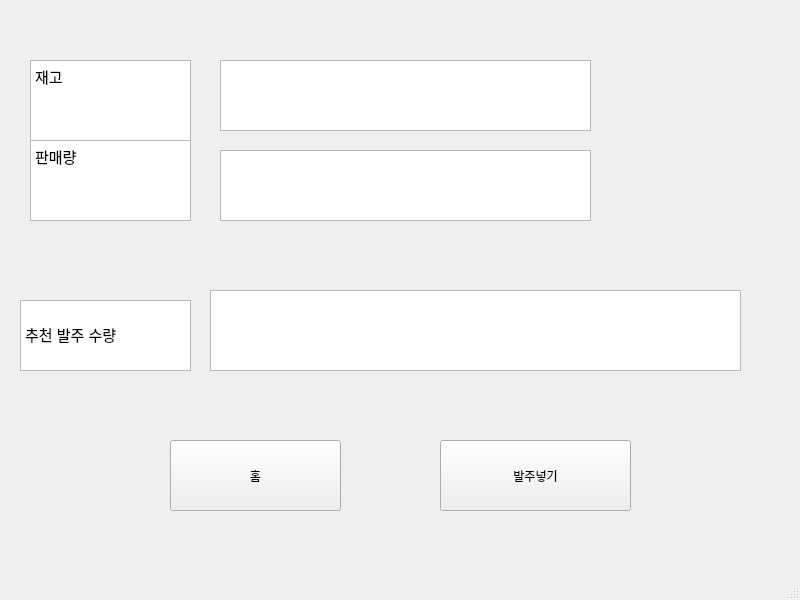
Above: projectcpy/ui/manager.ui from pJunghan/RobotArm before the change. Below: the same form after it.
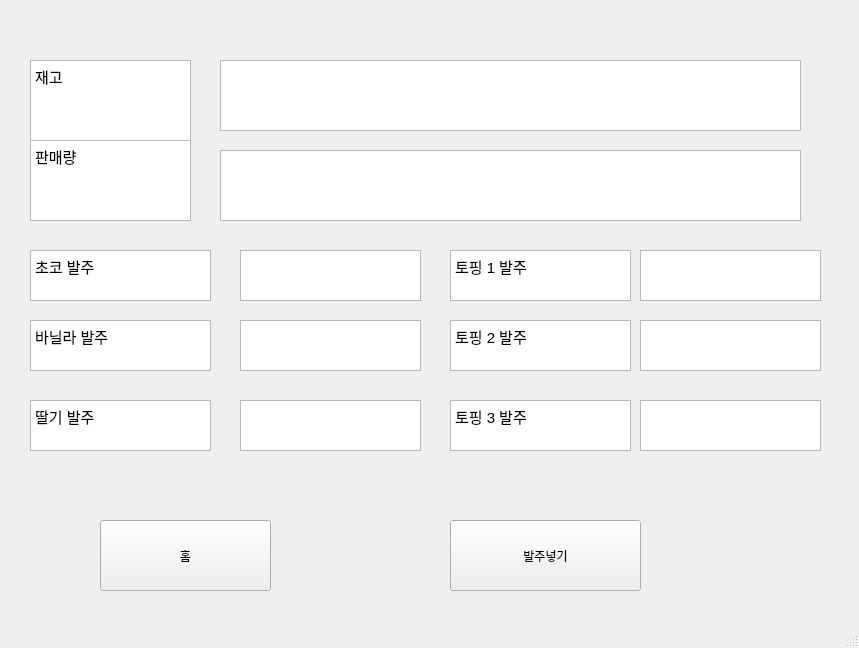
That is the form after the change.

```diff
--- a/projectcpy/ui/manager.ui
+++ b/projectcpy/ui/manager.ui
@@ -6,8 +6,8 @@
    <rect>
     <x>0</x>
     <y>0</y>
-    <width>800</width>
-    <height>600</height>
+    <width>859</width>
+    <height>648</height>
    </rect>
   </property>
   <property name="windowTitle">
@@ -19,7 +19,7 @@
      <rect>
       <x>220</x>
       <y>60</y>
-      <width>371</width>
+      <width>581</width>
       <height>71</height>
      </rect>
     </property>
@@ -29,21 +29,11 @@
      <rect>
       <x>220</x>
       <y>150</y>
-      <width>371</width>
+      <width>581</width>
       <height>71</height>
      </rect>
     </property>
    </widget>
-   <widget class="QTextBrowser" name="textBrowser_3">
-    <property name="geometry">
-     <rect>
-      <x>210</x>
-      <y>290</y>
-      <width>531</width>
-      <height>81</height>
-     </rect>
-    </property>
-   </widget>
    <widget class="QTextBrowser" name="textBrowser_4">
     <property name="geometry">
      <rect>
@@ -79,29 +69,11 @@
 &lt;p style=&quot; margin-top:0px; margin-bottom:0px; margin-left:0px; margin-right:0px; -qt-block-indent:0; text-indent:0px;&quot;&gt;판매량&lt;/p&gt;&lt;/body&gt;&lt;/html&gt;</string>
     </property>
    </widget>
-   <widget class="QTextBrowser" name="textBrowser_6">
-    <property name="geometry">
-     <rect>
-      <x>20</x>
-      <y>300</y>
-      <width>171</width>
-      <height>71</height>
-     </rect>
-    </property>
-    <property name="html">
-     <string>&lt;!DOCTYPE HTML PUBLIC &quot;-//W3C//DTD HTML 4.0//EN&quot; &quot;http://www.w3.org/TR/REC-html40/strict.dtd&quot;&gt;
-&lt;html&gt;&lt;head&gt;&lt;meta name=&quot;qrichtext&quot; content=&quot;1&quot; /&gt;&lt;style type=&quot;text/css&quot;&gt;
-p, li { white-space: pre-wrap; }
-&lt;/style&gt;&lt;/head&gt;&lt;body style=&quot; font-family:'Ubuntu'; font-size:11pt; font-weight:400; font-style:normal;&quot;&gt;
-&lt;p style=&quot;-qt-paragraph-type:empty; margin-top:0px; margin-bottom:0px; margin-left:0px; margin-right:0px; -qt-block-indent:0; text-indent:0px;&quot;&gt;&lt;br /&gt;&lt;/p&gt;
-&lt;p style=&quot; margin-top:0px; margin-bottom:0px; margin-left:0px; margin-right:0px; -qt-block-indent:0; text-indent:0px;&quot;&gt;추천 발주 수량&lt;/p&gt;&lt;/body&gt;&lt;/html&gt;</string>
-    </property>
-   </widget>
    <widget class="QPushButton" name="pushButton">
     <property name="geometry">
      <rect>
-      <x>440</x>
-      <y>440</y>
+      <x>450</x>
+      <y>520</y>
       <width>191</width>
       <height>71</height>
      </rect>
@@ -113,8 +85,8 @@
    <widget class="QPushButton" name="pushButton_2">
     <property name="geometry">
      <rect>
-      <x>170</x>
-      <y>440</y>
+      <x>100</x>
+      <y>520</y>
       <width>171</width>
       <height>71</height>
      </rect>
@@ -123,6 +95,168 @@
      <string>홈</string>
     </property>
    </widget>
+   <widget class="QTextBrowser" name="textBrowser_3">
+    <property name="geometry">
+     <rect>
+      <x>30</x>
+      <y>250</y>
+      <width>181</width>
+      <height>51</height>
+     </rect>
+    </property>
+    <property name="html">
+     <string>&lt;!DOCTYPE HTML PUBLIC &quot;-//W3C//DTD HTML 4.0//EN&quot; &quot;http://www.w3.org/TR/REC-html40/strict.dtd&quot;&gt;
+&lt;html&gt;&lt;head&gt;&lt;meta name=&quot;qrichtext&quot; content=&quot;1&quot; /&gt;&lt;style type=&quot;text/css&quot;&gt;
+p, li { white-space: pre-wrap; }
+&lt;/style&gt;&lt;/head&gt;&lt;body style=&quot; font-family:'Ubuntu'; font-size:11pt; font-weight:400; font-style:normal;&quot;&gt;
+&lt;p style=&quot; margin-top:0px; margin-bottom:0px; margin-left:0px; margin-right:0px; -qt-block-indent:0; text-indent:0px;&quot;&gt;초코 발주&lt;/p&gt;&lt;/body&gt;&lt;/html&gt;</string>
+    </property>
+   </widget>
+   <widget class="QTextBrowser" name="textBrowser_6">
+    <property name="geometry">
+     <rect>
+      <x>30</x>
+      <y>320</y>
+      <width>181</width>
+      <height>51</height>
+     </rect>
+    </property>
+    <property name="html">
+     <string>&lt;!DOCTYPE HTML PUBLIC &quot;-//W3C//DTD HTML 4.0//EN&quot; &quot;http://www.w3.org/TR/REC-html40/strict.dtd&quot;&gt;
+&lt;html&gt;&lt;head&gt;&lt;meta name=&quot;qrichtext&quot; content=&quot;1&quot; /&gt;&lt;style type=&quot;text/css&quot;&gt;
+p, li { white-space: pre-wrap; }
+&lt;/style&gt;&lt;/head&gt;&lt;body style=&quot; font-family:'Ubuntu'; font-size:11pt; font-weight:400; font-style:normal;&quot;&gt;
+&lt;p style=&quot; margin-top:0px; margin-bottom:0px; margin-left:0px; margin-right:0px; -qt-block-indent:0; text-indent:0px;&quot;&gt;바닐라 발주&lt;/p&gt;&lt;/body&gt;&lt;/html&gt;</string>
+    </property>
+   </widget>
+   <widget class="QTextBrowser" name="textBrowser_7">
+    <property name="geometry">
+     <rect>
+      <x>30</x>
+      <y>400</y>
+      <width>181</width>
+      <height>51</height>
+     </rect>
+    </property>
+    <property name="html">
+     <string>&lt;!DOCTYPE HTML PUBLIC &quot;-//W3C//DTD HTML 4.0//EN&quot; &quot;http://www.w3.org/TR/REC-html40/strict.dtd&quot;&gt;
+&lt;html&gt;&lt;head&gt;&lt;meta name=&quot;qrichtext&quot; content=&quot;1&quot; /&gt;&lt;style type=&quot;text/css&quot;&gt;
+p, li { white-space: pre-wrap; }
+&lt;/style&gt;&lt;/head&gt;&lt;body style=&quot; font-family:'Ubuntu'; font-size:11pt; font-weight:400; font-style:normal;&quot;&gt;
+&lt;p style=&quot; margin-top:0px; margin-bottom:0px; margin-left:0px; margin-right:0px; -qt-block-indent:0; text-indent:0px;&quot;&gt;딸기 발주&lt;/p&gt;&lt;/body&gt;&lt;/html&gt;</string>
+    </property>
+   </widget>
+   <widget class="QTextBrowser" name="ChocoOrder">
+    <property name="geometry">
+     <rect>
+      <x>240</x>
+      <y>250</y>
+      <width>181</width>
+      <height>51</height>
+     </rect>
+    </property>
+   </widget>
+   <widget class="QTextBrowser" name="VanilaOrder">
+    <property name="geometry">
+     <rect>
+      <x>240</x>
+      <y>320</y>
+      <width>181</width>
+      <height>51</height>
+     </rect>
+    </property>
+   </widget>
+   <widget class="QTextBrowser" name="StrawberryOrder">
+    <property name="geometry">
+     <rect>
+      <x>240</x>
+      <y>400</y>
+      <width>181</width>
+      <height>51</height>
+     </rect>
+    </property>
+   </widget>
+   <widget class="QTextBrowser" name="textBrowser_11">
+    <property name="geometry">
+     <rect>
+      <x>450</x>
+      <y>250</y>
+      <width>181</width>
+      <height>51</height>
+     </rect>
+    </property>
+    <property name="html">
+     <string>&lt;!DOCTYPE HTML PUBLIC &quot;-//W3C//DTD HTML 4.0//EN&quot; &quot;http://www.w3.org/TR/REC-html40/strict.dtd&quot;&gt;
+&lt;html&gt;&lt;head&gt;&lt;meta name=&quot;qrichtext&quot; content=&quot;1&quot; /&gt;&lt;style type=&quot;text/css&quot;&gt;
+p, li { white-space: pre-wrap; }
+&lt;/style&gt;&lt;/head&gt;&lt;body style=&quot; font-family:'Ubuntu'; font-size:11pt; font-weight:400; font-style:normal;&quot;&gt;
+&lt;p style=&quot; margin-top:0px; margin-bottom:0px; margin-left:0px; margin-right:0px; -qt-block-indent:0; text-indent:0px;&quot;&gt;토핑 1 발주&lt;/p&gt;&lt;/body&gt;&lt;/html&gt;</string>
+    </property>
+   </widget>
+   <widget class="QTextBrowser" name="textBrowser_12">
+    <property name="geometry">
+     <rect>
+      <x>450</x>
+      <y>320</y>
+      <width>181</width>
+      <height>51</height>
+     </rect>
+    </property>
+    <property name="html">
+     <string>&lt;!DOCTYPE HTML PUBLIC &quot;-//W3C//DTD HTML 4.0//EN&quot; &quot;http://www.w3.org/TR/REC-html40/strict.dtd&quot;&gt;
+&lt;html&gt;&lt;head&gt;&lt;meta name=&quot;qrichtext&quot; content=&quot;1&quot; /&gt;&lt;style type=&quot;text/css&quot;&gt;
+p, li { white-space: pre-wrap; }
+&lt;/style&gt;&lt;/head&gt;&lt;body style=&quot; font-family:'Ubuntu'; font-size:11pt; font-weight:400; font-style:normal;&quot;&gt;
+&lt;p style=&quot; margin-top:0px; margin-bottom:0px; margin-left:0px; margin-right:0px; -qt-block-indent:0; text-indent:0px;&quot;&gt;토핑 2 발주&lt;/p&gt;&lt;/body&gt;&lt;/html&gt;</string>
+    </property>
+   </widget>
+   <widget class="QTextBrowser" name="textBrowser_13">
+    <property name="geometry">
+     <rect>
+      <x>450</x>
+      <y>400</y>
+      <width>181</width>
+      <height>51</height>
+     </rect>
+    </property>
+    <property name="html">
+     <string>&lt;!DOCTYPE HTML PUBLIC &quot;-//W3C//DTD HTML 4.0//EN&quot; &quot;http://www.w3.org/TR/REC-html40/strict.dtd&quot;&gt;
+&lt;html&gt;&lt;head&gt;&lt;meta name=&quot;qrichtext&quot; content=&quot;1&quot; /&gt;&lt;style type=&quot;text/css&quot;&gt;
+p, li { white-space: pre-wrap; }
+&lt;/style&gt;&lt;/head&gt;&lt;body style=&quot; font-family:'Ubuntu'; font-size:11pt; font-weight:400; font-style:normal;&quot;&gt;
+&lt;p style=&quot; margin-top:0px; margin-bottom:0px; margin-left:0px; margin-right:0px; -qt-block-indent:0; text-indent:0px;&quot;&gt;토핑 3 발주&lt;/p&gt;&lt;/body&gt;&lt;/html&gt;</string>
+    </property>
+   </widget>
+   <widget class="QTextBrowser" name="Topping1Order">
+    <property name="geometry">
+     <rect>
+      <x>640</x>
+      <y>250</y>
+      <width>181</width>
+      <height>51</height>
+     </rect>
+    </property>
+   </widget>
+   <widget class="QTextBrowser" name="Topping2Order">
+    <property name="geometry">
+     <rect>
+      <x>640</x>
+      <y>320</y>
+      <width>181</width>
+      <height>51</height>
+     </rect>
+    </property>
+   </widget>
+   <widget class="QTextBrowser" name="Topping3Order">
+    <property name="geometry">
+     <rect>
+      <x>640</x>
+      <y>400</y>
+      <width>181</width>
+      <height>51</height>
+     </rect>
+    </property>
+   </widget>
   </widget>
   <widget class="QMenuBar" name="menubar">
    <property name="geometry">
```
Left out of the diff: 2 changed lines with no effect on the pictures.
